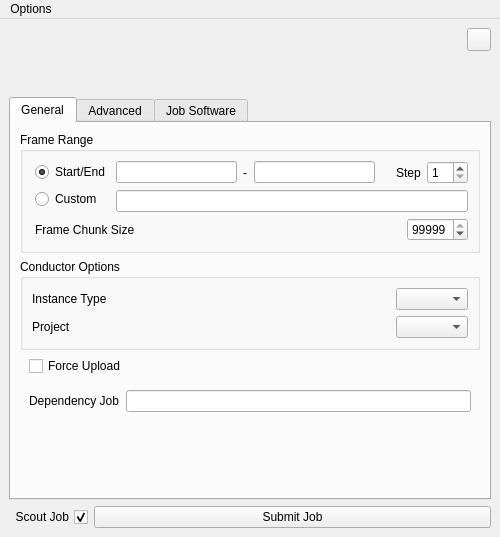
Qt form conductor/resources/submitter.ui (AtomicConductor/conductor_client) before a commit.
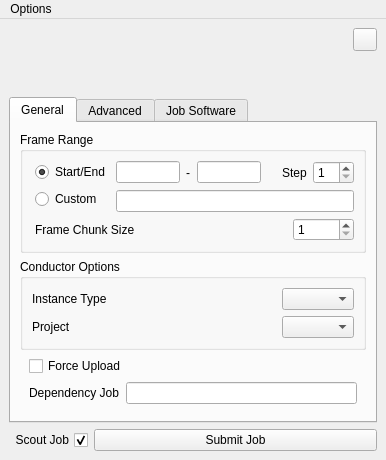
The same form after that commit. Icons and pictures are not drawn.

Commit message:
fixed default chunksize (back to 1)
- also reinstated ui default window sizes

```diff
--- a/conductor/resources/submitter.ui
+++ b/conductor/resources/submitter.ui
@@ -6,8 +6,8 @@
    <rect>
     <x>0</x>
     <y>0</y>
-    <width>500</width>
-    <height>537</height>
+    <width>360</width>
+    <height>455</height>
    </rect>
   </property>
   <property name="windowTitle">
@@ -466,7 +466,7 @@
                     <number>99999</number>
                    </property>
                    <property name="value">
-                    <number>99999</number>
+                    <number>1</number>
                    </property>
                    <property name="isFileUserPref" stdset="0">
                     <bool>true</bool>
@@ -991,8 +991,8 @@
     <rect>
      <x>0</x>
      <y>0</y>
-     <width>500</width>
-     <height>22</height>
+     <width>418</width>
+     <height>26</height>
     </rect>
    </property>
    <widget class="QMenu" name="ui_options_qmenu">
```
